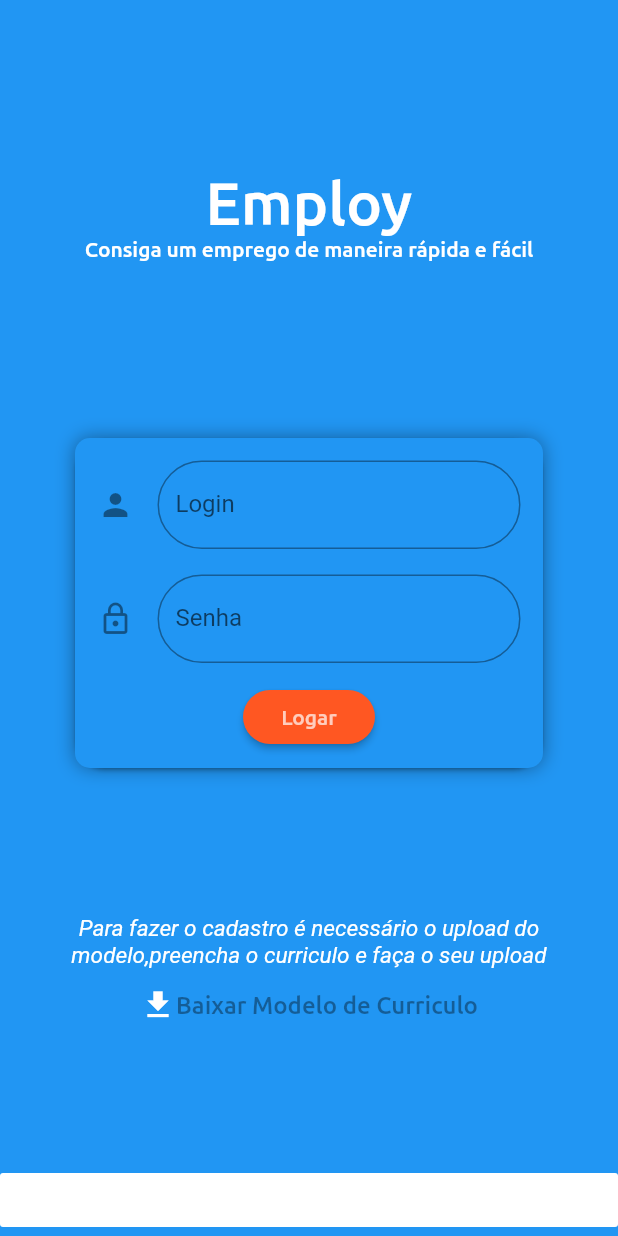
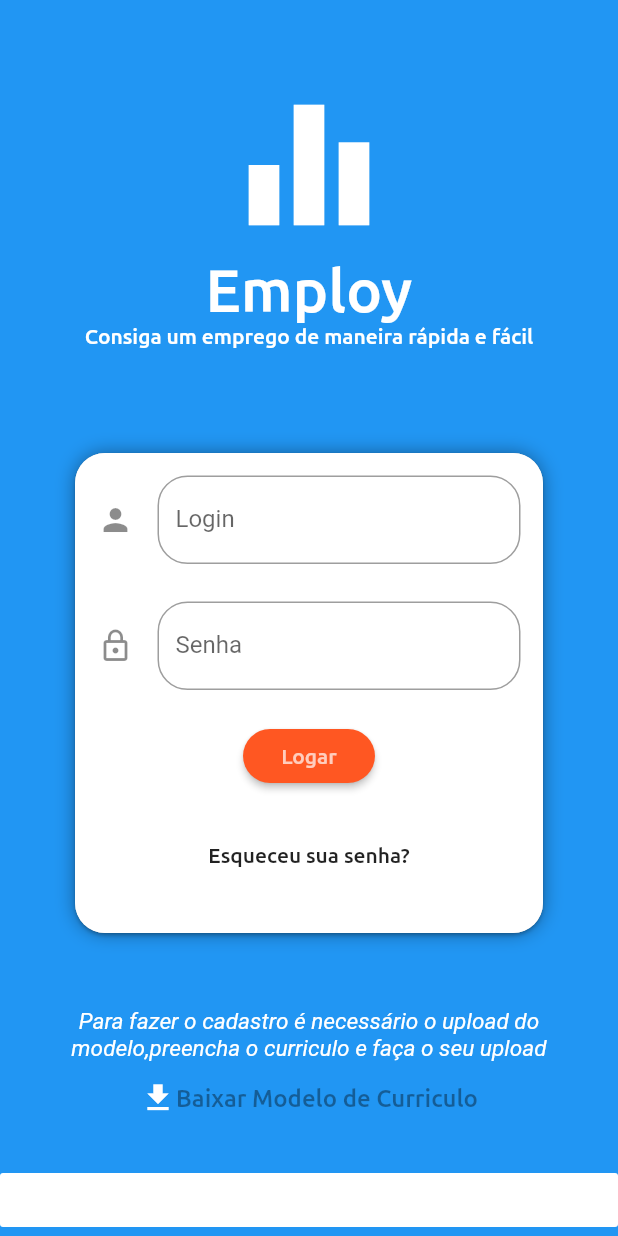
Before and after one commit to pedroelias520/Employ, a Flutter app: the LoginPage screen opened directly, on a phone screen of 412 x 824 dp. Run offline on Flutter 3.47's test engine with Material 2 defaults, Android fonts, the phone set to English and light mode, and no system bars; our stand-ins replace auto_size_text, cloud_firestore, file_picker, firebase_auth, firebase_storage, google_sign_in and 1 more; missing offline and left inert: flutter_downloader; accounts and stored records are empty; project files that could hold a hidden picture were left out.

Commit message:
upgrade: nem front-end design

```diff
--- a/employ/lib/login_page.dart
+++ b/employ/lib/login_page.dart
@@ -74,6 +74,7 @@ class _LoginPageState extends State<LoginPage> {
                       padding: EdgeInsets.only(bottom: 20, left: 0, top: 30),
                       child: Column(
                         children: <Widget>[
+                          Icon(Icons.equalizer,size: 120,color: Colors.white,),
                           Text(
                             "Employ",
                             style: TextStyle(
@@ -92,7 +93,7 @@ class _LoginPageState extends State<LoginPage> {
                       ),
                     ),
                     Center(
-                      heightFactor: 1.3,
+                      heightFactor: 1.0,
                       child: Form(
                         child: Card(
                           margin: EdgeInsets.all(50),
@@ -100,10 +101,10 @@ class _LoginPageState extends State<LoginPage> {
                               borderRadius: new BorderRadius.circular(20)),
                           child: Container(
                               padding: EdgeInsets.all(10),
-                              height: 220,
+                              height: 320,
                               decoration: BoxDecoration(
-                                  color: Colors.blue,
-                                  borderRadius: new BorderRadius.circular(10.0),
+                                  color: Colors.white,
+                                  borderRadius: new BorderRadius.circular(20.0),
                                   boxShadow: [
                                     new BoxShadow(
                                         color: Colors.black38, blurRadius: 10.0)
@@ -116,7 +117,10 @@ class _LoginPageState extends State<LoginPage> {
                                       controller: _emailController,
                                       decoration: InputDecoration(
                                         fillColor: Colors.white,
-                                        border: OutlineInputBorder(borderRadius: new BorderRadius.circular(80.0)),
+                                        border: OutlineInputBorder(
+                                            borderRadius:
+                                                new BorderRadius.circular(
+                                                    20.0)),
                                         icon: Icon(Icons.person),
                                         labelText: "Login",
                                       ),
@@ -132,7 +136,10 @@ class _LoginPageState extends State<LoginPage> {
                                       controller: _passController,
                                       decoration: InputDecoration(
                                           fillColor: Colors.white,
-                                          border: OutlineInputBorder(borderRadius: new BorderRadius.circular(80.0)),
+                                          border: OutlineInputBorder(
+                                              borderRadius:
+                                                  new BorderRadius.circular(
+                                                      20.0)),
                                           icon: Icon(Icons.lock_outline),
                                           labelText: "Senha"),
                                       keyboardType: TextInputType.text,
@@ -168,6 +175,13 @@ class _LoginPageState extends State<LoginPage> {
                                       ),
                                     ),
                                   ],
+                                ),
+                                Expanded(
+                                    child: FlatButton(
+                                      padding: EdgeInsets.all(5.0),
+                                      onPressed: () {},
+                                      child: Text("Esqueceu sua senha?",style: TextStyle(fontFamily: "UbuntuM")),
+                                    )
                                 ),
                               ])),
                         ),
@@ -220,9 +234,11 @@ class _LoginPageState extends State<LoginPage> {
       showNotification: true,
     );
   }
+
   void loginFailed() {
     print("Erro de login");
   }
+
   void onSucess() {
     AlertDialog(
       title: Text("Usuário Submetido com sucesso"),
```
